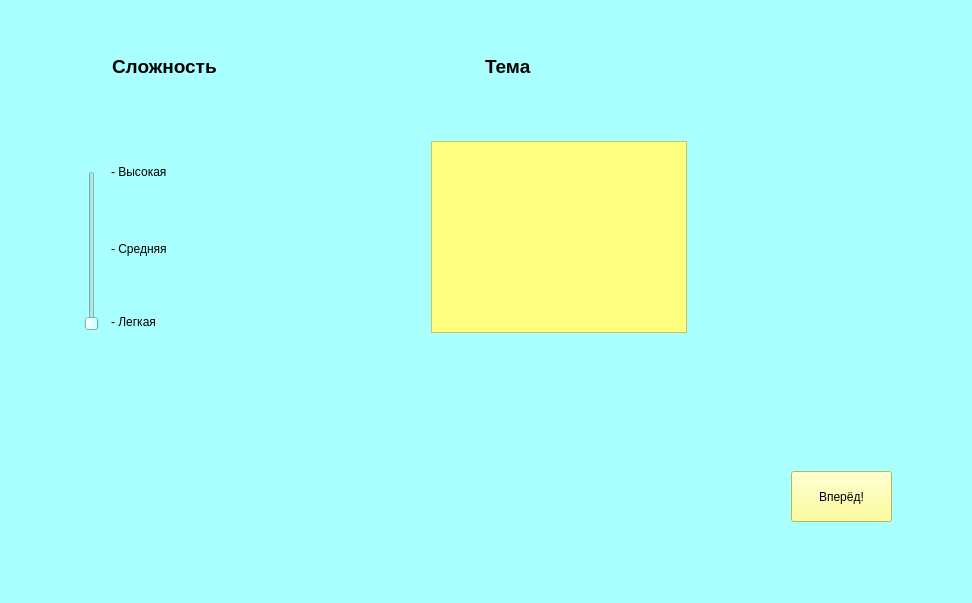
Qt form widget.ui (vikkiorrikki/Colorist) before a commit.
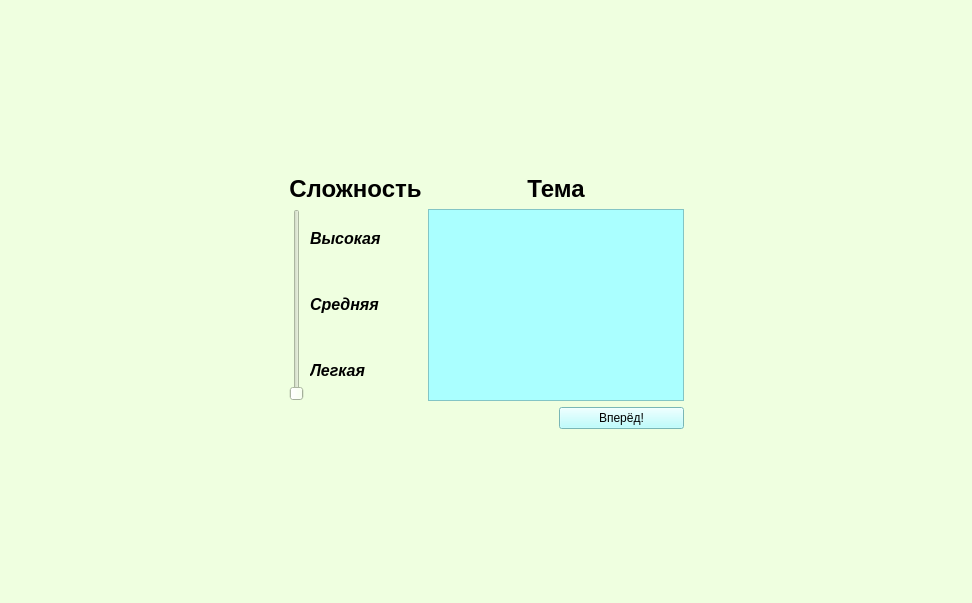
The same form after that commit. The open tabs and pages were chosen to show the change.

Commit message: compare 2 imgs

Patch:
```diff
--- a/widget.ui
+++ b/widget.ui
@@ -17,142 +17,173 @@
    <bool>false</bool>
   </property>
   <property name="styleSheet">
-   <string notr="true">background:rgb(170, 255, 255)</string>
+   <string notr="true">
+background-color: rgb(239, 255, 224);</string>
   </property>
-  <layout class="QHBoxLayout" name="horizontalLayout_3">
+  <layout class="QHBoxLayout" name="horizontalLayout">
    <item>
     <widget class="QStackedWidget" name="stackedWidget">
      <property name="currentIndex">
       <number>2</number>
      </property>
      <widget class="QWidget" name="page_4">
-      <widget class="QSlider" name="sldDificult">
-       <property name="geometry">
-        <rect>
-         <x>70</x>
-         <y>160</y>
-         <width>22</width>
-         <height>160</height>
-        </rect>
-       </property>
-       <property name="minimum">
-        <number>1</number>
-       </property>
-       <property name="maximum">
-        <number>3</number>
-       </property>
-       <property name="orientation">
-        <enum>Qt::Vertical</enum>
-       </property>
-      </widget>
-      <widget class="QLabel" name="label">
-       <property name="geometry">
-        <rect>
-         <x>100</x>
-         <y>150</y>
-         <width>61</width>
-         <height>21</height>
-        </rect>
-       </property>
-       <property name="text">
-        <string>- Высокая</string>
-       </property>
-      </widget>
-      <widget class="QLabel" name="label_2">
-       <property name="geometry">
-        <rect>
-         <x>100</x>
-         <y>230</y>
-         <width>61</width>
-         <height>16</height>
-        </rect>
-       </property>
-       <property name="text">
-        <string>- Средняя</string>
-       </property>
-      </widget>
-      <widget class="QLabel" name="label_3">
-       <property name="geometry">
-        <rect>
-         <x>100</x>
-         <y>300</y>
-         <width>61</width>
-         <height>21</height>
-        </rect>
-       </property>
-       <property name="text">
-        <string>- Легкая</string>
-       </property>
-      </widget>
-      <widget class="QPushButton" name="btnStart">
-       <property name="geometry">
-        <rect>
-         <x>780</x>
-         <y>460</y>
-         <width>101</width>
-         <height>51</height>
-        </rect>
-       </property>
-       <property name="styleSheet">
-        <string notr="true">background: rgb(255, 255, 127)</string>
-       </property>
-       <property name="text">
-        <string>Вперёд!</string>
-       </property>
-      </widget>
-      <widget class="QWidget" name="layoutWidget">
-       <property name="geometry">
-        <rect>
-         <x>90</x>
-         <y>20</y>
-         <width>761</width>
-         <height>71</height>
-        </rect>
-       </property>
-       <layout class="QHBoxLayout" name="horizontalLayout">
-        <item>
-         <widget class="QLabel" name="label_8">
-          <property name="font">
-           <font>
-            <pointsize>14</pointsize>
-            <weight>75</weight>
-            <bold>true</bold>
-           </font>
-          </property>
-          <property name="text">
-           <string>Сложность</string>
-          </property>
-         </widget>
-        </item>
-        <item>
-         <widget class="QLabel" name="label_9">
-          <property name="font">
-           <font>
-            <pointsize>14</pointsize>
-            <weight>75</weight>
-            <bold>true</bold>
-           </font>
-          </property>
-          <property name="text">
-           <string>Тема</string>
-          </property>
-         </widget>
-        </item>
-       </layout>
-      </widget>
-      <widget class="QListWidget" name="listWidget">
-       <property name="geometry">
-        <rect>
-         <x>420</x>
-         <y>130</y>
-         <width>256</width>
-         <height>192</height>
-        </rect>
-       </property>
-       <property name="styleSheet">
-        <string notr="true">background: rgb(255, 255, 127)</string>
-       </property>
-      </widget>
+      <layout class="QGridLayout" name="gridLayout">
+       <item row="6" column="4">
+        <spacer name="verticalSpacer_2">
+         <property name="orientation">
+          <enum>Qt::Vertical</enum>
+         </property>
+         <property name="sizeHint" stdset="0">
+          <size>
+           <width>20</width>
+           <height>40</height>
+          </size>
+         </property>
+        </spacer>
+       </item>
+       <item row="1" column="3" colspan="2">
+        <widget class="QLabel" name="label_9">
+         <property name="font">
+          <font>
+           <pointsize>14</pointsize>
+           <weight>75</weight>
+           <bold>true</bold>
+          </font>
+         </property>
+         <property name="text">
+          <string>&lt;html&gt;&lt;head/&gt;&lt;body&gt;&lt;p align=&quot;center&quot;&gt;&lt;span style=&quot; font-size:18pt;&quot;&gt;Тема&lt;/span&gt;&lt;/p&gt;&lt;/body&gt;&lt;/html&gt;</string>
+         </property>
+        </widget>
+       </item>
+       <item row="0" column="3">
+        <spacer name="verticalSpacer">
+         <property name="orientation">
+          <enum>Qt::Vertical</enum>
+         </property>
+         <property name="sizeHint" stdset="0">
+          <size>
+           <width>20</width>
+           <height>40</height>
+          </size>
+         </property>
+        </spacer>
+       </item>
+       <item row="2" column="5">
+        <spacer name="horizontalSpacer">
+         <property name="orientation">
+          <enum>Qt::Horizontal</enum>
+         </property>
+         <property name="sizeHint" stdset="0">
+          <size>
+           <width>40</width>
+           <height>20</height>
+          </size>
+         </property>
+        </spacer>
+       </item>
+       <item row="2" column="3" rowspan="3" colspan="2">
+        <widget class="QListWidget" name="listWidget">
+         <property name="styleSheet">
+          <string notr="true">background-color: rgb(170, 255, 255);</string>
+         </property>
+        </widget>
+       </item>
+       <item row="5" column="4">
+        <widget class="QPushButton" name="btnStart">
+         <property name="maximumSize">
+          <size>
+           <width>299</width>
+           <height>16777215</height>
+          </size>
+         </property>
+         <property name="styleSheet">
+          <string notr="true">background-color: rgb(170, 255, 255);</string>
+         </property>
+         <property name="text">
+          <string>Вперёд!</string>
+         </property>
+        </widget>
+       </item>
+       <item row="3" column="2">
+        <widget class="QLabel" name="label_2">
+         <property name="font">
+          <font>
+           <weight>75</weight>
+           <bold>true</bold>
+          </font>
+         </property>
+         <property name="text">
+          <string>&lt;html&gt;&lt;head/&gt;&lt;body&gt;&lt;p&gt;&lt;span style=&quot; font-size:12pt; font-style:italic;&quot;&gt;Средняя&lt;/span&gt;&lt;/p&gt;&lt;/body&gt;&lt;/html&gt;</string>
+         </property>
+        </widget>
+       </item>
+       <item row="1" column="1" colspan="2">
+        <widget class="QLabel" name="label_8">
+         <property name="font">
+          <font>
+           <pointsize>14</pointsize>
+           <weight>75</weight>
+           <bold>true</bold>
+          </font>
+         </property>
+         <property name="text">
+          <string>&lt;html&gt;&lt;head/&gt;&lt;body&gt;&lt;p align=&quot;center&quot;&gt;&lt;span style=&quot; font-size:18pt;&quot;&gt;Сложность&lt;/span&gt;&lt;/p&gt;&lt;/body&gt;&lt;/html&gt;</string>
+         </property>
+        </widget>
+       </item>
+       <item row="4" column="2">
+        <widget class="QLabel" name="label_3">
+         <property name="font">
+          <font>
+           <weight>75</weight>
+           <bold>true</bold>
+          </font>
+         </property>
+         <property name="text">
+          <string>&lt;html&gt;&lt;head/&gt;&lt;body&gt;&lt;p&gt;&lt;span style=&quot; font-size:12pt; font-style:italic;&quot;&gt;Легкая&lt;/span&gt;&lt;/p&gt;&lt;/body&gt;&lt;/html&gt;</string>
+         </property>
+        </widget>
+       </item>
+       <item row="2" column="1" rowspan="3">
+        <widget class="QSlider" name="sldDificult">
+         <property name="minimum">
+          <number>1</number>
+         </property>
+         <property name="maximum">
+          <number>3</number>
+         </property>
+         <property name="orientation">
+          <enum>Qt::Vertical</enum>
+         </property>
+        </widget>
+       </item>
+       <item row="2" column="2">
+        <widget class="QLabel" name="label">
+         <property name="font">
+          <font>
+           <weight>75</weight>
+           <bold>true</bold>
+          </font>
+         </property>
+         <property name="text">
+          <string>&lt;html&gt;&lt;head/&gt;&lt;body&gt;&lt;p&gt;&lt;span style=&quot; font-size:12pt; font-style:italic;&quot;&gt;Высокая&lt;/span&gt;&lt;/p&gt;&lt;/body&gt;&lt;/html&gt;</string>
+         </property>
+        </widget>
+       </item>
+       <item row="2" column="0">
+        <spacer name="horizontalSpacer_2">
+         <property name="orientation">
+          <enum>Qt::Horizontal</enum>
+         </property>
+         <property name="sizeHint" stdset="0">
+          <size>
+           <width>40</width>
+           <height>20</height>
+          </size>
+         </property>
+        </spacer>
+       </item>
+      </layout>
      </widget>
      <widget class="QWidget" name="page_3">
       <widget class="QPushButton" name="pushButton">
```
Left out of the diff: 27 changed lines with no effect on the pictures. The commit also changes 2 other files.
